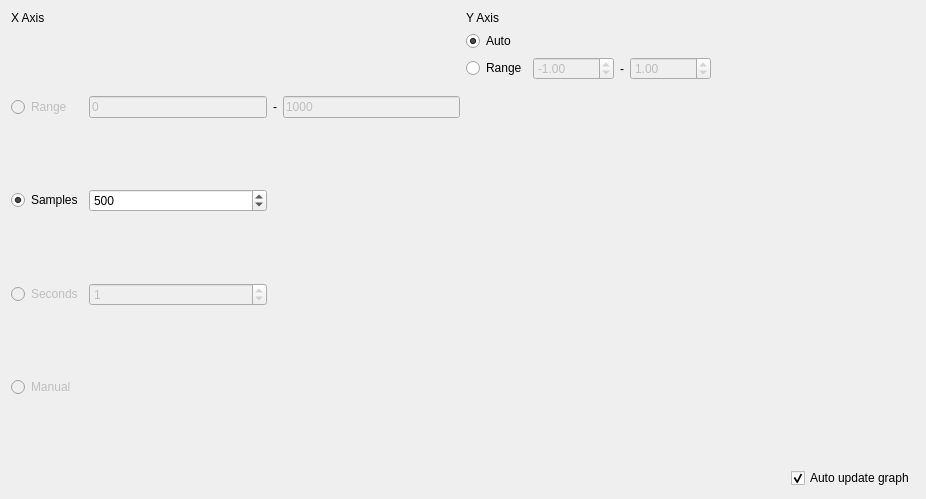
Qt form lib/cfclient/ui/widgets/plotter.ui (bitcraze/crazyflie-clients-python) before a commit.
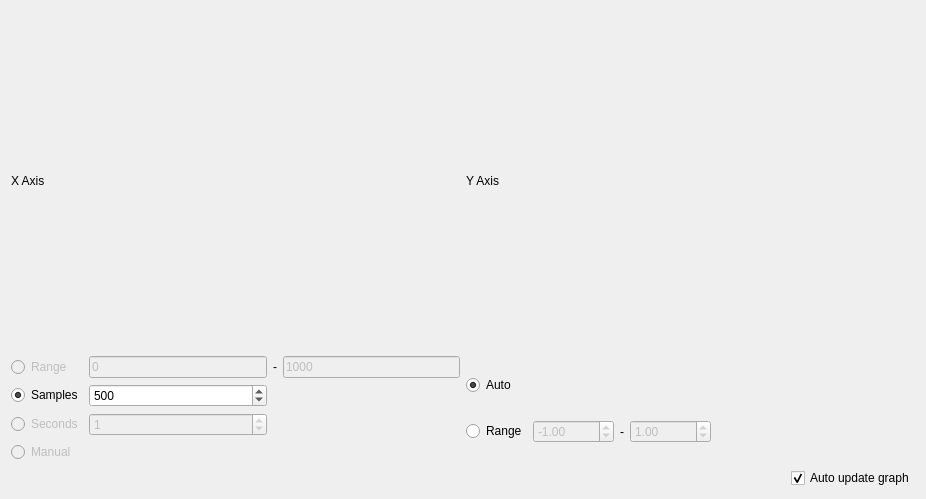
The same form after that commit.

Commit message: Change layout to make plot bigger when resizing window

Diff of the .ui file:
```diff
--- a/lib/cfclient/ui/widgets/plotter.ui
+++ b/lib/cfclient/ui/widgets/plotter.ui
@@ -153,19 +153,6 @@
                </property>
               </widget>
              </item>
-             <item row="3" column="0">
-              <spacer name="verticalSpacer">
-               <property name="orientation">
-                <enum>Qt::Vertical</enum>
-               </property>
-               <property name="sizeHint" stdset="0">
-                <size>
-                 <width>20</width>
-                 <height>40</height>
-                </size>
-               </property>
-              </spacer>
-             </item>
              <item row="2" column="0">
               <widget class="QRadioButton" name="_enable_range_y">
                <property name="enabled">
```
